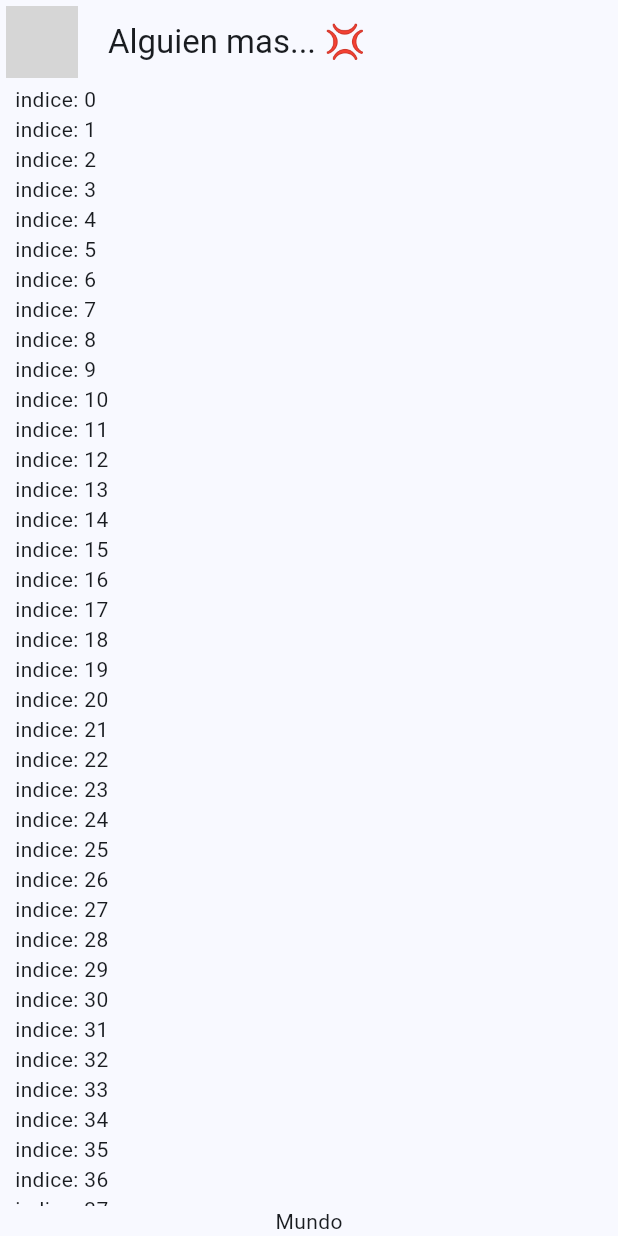
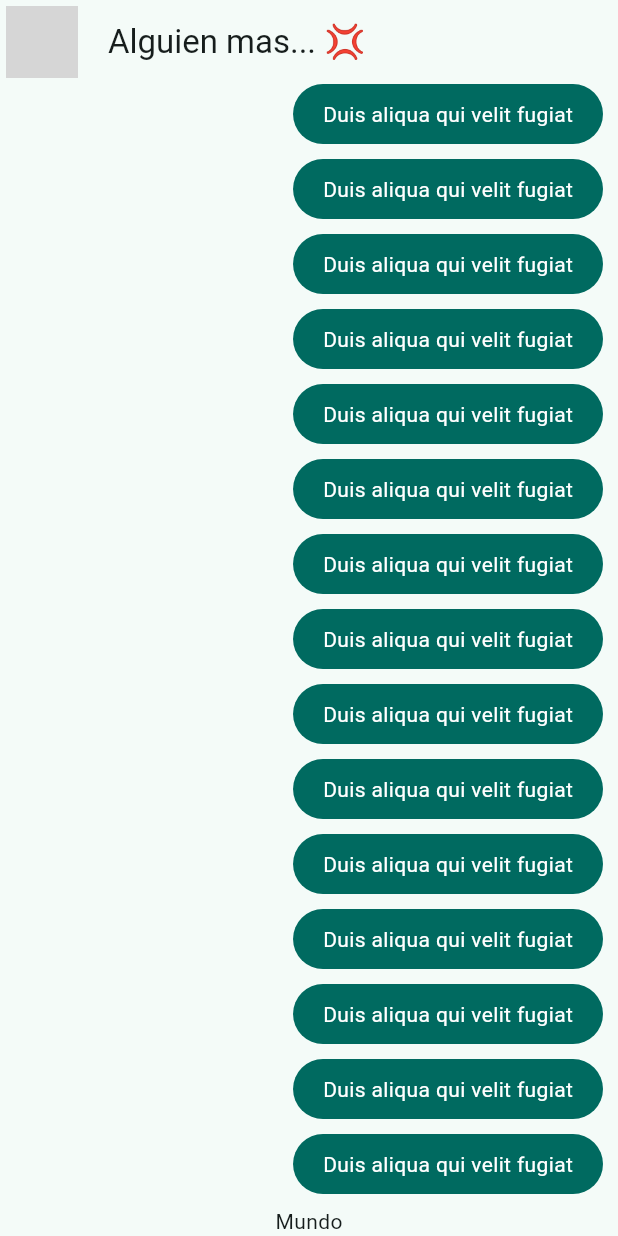
Before and after one commit to quenandres/flutter-2023, a Flutter app: the screen it shows after launch, on a phone screen of 412 x 824 dp. Run offline on Flutter 3.47's test engine with Material 2 defaults, Android fonts, the phone set to English and light mode, and no system bars; network calls fail; grey boxes are pictures that could not be loaded.

Commit message:
69. Mis Mensajes - Burbuja de chat

```diff
--- a/yes_no_app/lib/main.dart
+++ b/yes_no_app/lib/main.dart
@@ -1,6 +1,6 @@
 import 'package:flutter/material.dart';
 import 'package:yes_no_app/config/theme/app_theme.dart';
-import 'package:yes_no_app/presentation/chat/chat_screen.dart';
+import 'package:yes_no_app/presentation/screens/chat/chat_screen.dart';
 
 void main() => runApp(const MyApp());
 
@@ -11,7 +11,7 @@ class MyApp extends StatelessWidget {
   Widget build(BuildContext context) {
     return MaterialApp(
       debugShowCheckedModeBanner: false,
-      theme: AppTheme( selectedColor: 1 ).theme(),
+      theme: AppTheme( selectedColor: 2 ).theme(),
       title: 'Yes/No APP',
       home: const ChatScreen(),
     );
--- a/yes_no_app/lib/presentation/chat/chat_screen.dart
+++ b/yes_no_app/lib/presentation/screens/chat/chat_screen.dart
@@ -1,4 +1,5 @@
 import 'package:flutter/material.dart';
+import 'package:yes_no_app/presentation/widgets/chat/my_message_bubble.dart';
 
 class ChatScreen extends StatelessWidget {
   const ChatScreen({super.key});
@@ -35,7 +36,7 @@ class _ChatView extends StatelessWidget {
               child: ListView.builder(
                 itemCount: 100,
                 itemBuilder: (BuildContext context, int index) {
-                  return Text('indice: $index');
+                  return const MyMessageBubble();
                },
               ),
             ),
--- /dev/null
+++ b/yes_no_app/lib/presentation/widgets/chat/my_message_bubble.dart
@@ -0,0 +1,31 @@
+import 'package:flutter/material.dart';
+
+class MyMessageBubble extends StatelessWidget {
+  const MyMessageBubble({super.key});
+
+  @override
+  Widget build(BuildContext context) {
+
+    final colors = Theme.of(context).colorScheme;
+
+    return Column(
+      crossAxisAlignment: CrossAxisAlignment.end,
+      children: [
+        Container(
+          decoration: BoxDecoration(
+            borderRadius: BorderRadius.circular(20),
+            color: colors.primary,
+          ),
+          child: const Padding(
+            padding: EdgeInsets.symmetric(horizontal: 20, vertical: 10),
+            child:
+            Text(
+              'Duis aliqua qui velit fugiat',
+              style: TextStyle(color: Colors.white)),
+          ),
+        ),
+        const SizedBox(height: 10),
+      ],
+    );
+  }
+}
```
Also changed, not shown: 1 other file.
